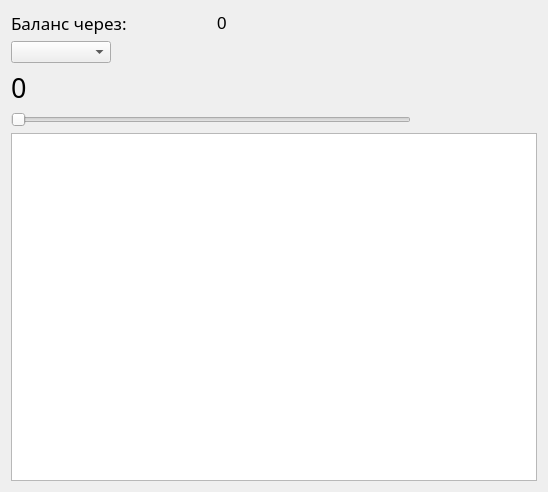
First picture: the form in forecast.ui, repository volodout/InvestCalc, before the edit.
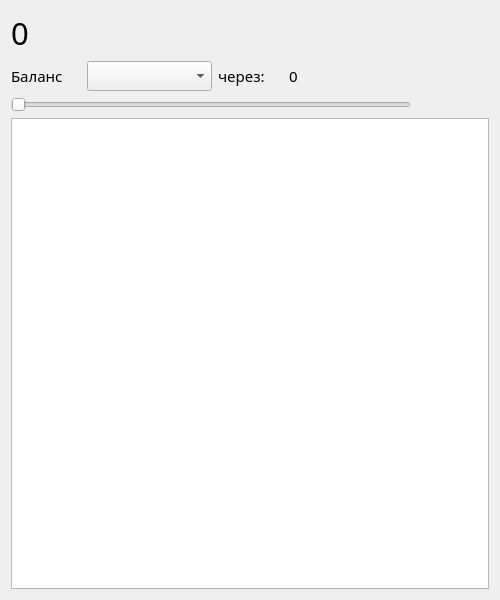
Second picture: the form after the edit.

```diff
--- a/forecast.ui
+++ b/forecast.ui
@@ -9,8 +9,8 @@
    <rect>
     <x>0</x>
     <y>0</y>
-    <width>548</width>
-    <height>492</height>
+    <width>500</width>
+    <height>600</height>
    </rect>
   </property>
   <property name="windowTitle">
@@ -19,24 +19,78 @@
   <layout class="QVBoxLayout" name="verticalLayout_2">
    <item>
     <layout class="QVBoxLayout" name="verticalLayout">
+     <item>
+      <widget class="QLabel" name="label">
+       <property name="font">
+        <font>
+         <family>Arial Black</family>
+         <pointsize>23</pointsize>
+        </font>
+       </property>
+       <property name="text">
+        <string>0</string>
+       </property>
+      </widget>
+     </item>
      <item>
       <layout class="QHBoxLayout" name="horizontalLayout">
+       <item>
+        <widget class="QLabel" name="label_4">
+         <property name="maximumSize">
+          <size>
+           <width>70</width>
+           <height>16777215</height>
+          </size>
+         </property>
+         <property name="font">
+          <font>
+           <family>Bahnschrift SemiBold</family>
+           <pointsize>11</pointsize>
+          </font>
+         </property>
+         <property name="text">
+          <string>Баланс</string>
+         </property>
+        </widget>
+       </item>
+       <item>
+        <widget class="QComboBox" name="currency_combobox">
+         <property name="minimumSize">
+          <size>
+           <width>125</width>
+           <height>0</height>
+          </size>
+         </property>
+         <property name="maximumSize">
+          <size>
+           <width>101</width>
+           <height>16777215</height>
+          </size>
+         </property>
+         <property name="font">
+          <font>
+           <family>Bahnschrift SemiBold</family>
+           <pointsize>11</pointsize>
+          </font>
+         </property>
+        </widget>
+       </item>
        <item>
         <widget class="QLabel" name="label_3">
          <property name="maximumSize">
           <size>
-           <width>200</width>
+           <width>65</width>
            <height>16777215</height>
           </size>
          </property>
          <property name="font">
           <font>
            <family>Bahnschrift SemiBold</family>
-           <pointsize>13</pointsize>
+           <pointsize>11</pointsize>
           </font>
          </property>
          <property name="text">
-          <string>Баланс через:</string>
+          <string>через:</string>
          </property>
         </widget>
        </item>
@@ -44,7 +98,8 @@
         <widget class="QLabel" name="label_2">
          <property name="font">
           <font>
-           <pointsize>13</pointsize>
+           <family>Bahnschrift SemiBold</family>
+           <pointsize>11</pointsize>
           </font>
          </property>
          <property name="text">
@@ -54,29 +109,6 @@
        </item>
       </layout>
      </item>
-     <item>
-      <widget class="QComboBox" name="currency_combobox">
-       <property name="maximumSize">
-        <size>
-         <width>100</width>
-         <height>16777215</height>
-        </size>
-       </property>
-      </widget>
-     </item>
-     <item>
-      <widget class="QLabel" name="label">
-       <property name="font">
-        <font>
-         <family>Arial Black</family>
-         <pointsize>20</pointsize>
-        </font>
-       </property>
-       <property name="text">
-        <string>0</string>
-       </property>
-      </widget>
-     </item>
      <item>
       <widget class="QSlider" name="horizontalSlider">
        <property name="maximumSize">
@@ -112,6 +144,9 @@
      <attribute name="horizontalHeaderVisible">
       <bool>true</bool>
      </attribute>
+     <attribute name="horizontalHeaderDefaultSectionSize">
+      <number>135</number>
+     </attribute>
     </widget>
    </item>
   </layout>
```
